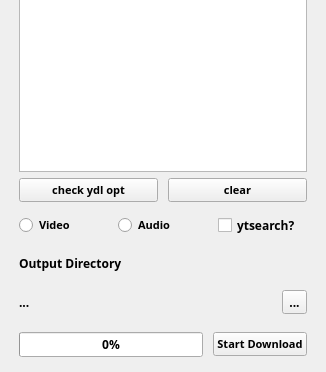
This is ui/main_v2.ui in 3636382e35/ytdlp-gui as Qt 5 draws it before an edit; both pictures show x 0 to 326 and y 233 to 605 of the 326 by 605 pixel window. The edited form follows.
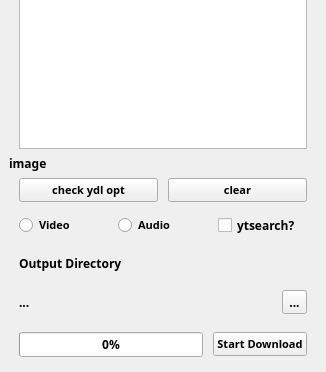
This is the edited form.

Diff of the .ui file:
```diff
--- a/ui/main_v2.ui
+++ b/ui/main_v2.ui
@@ -95,6 +95,13 @@
       </item>
      </layout>
     </item>
+    <item>
+     <widget class="QLabel" name="thumbnail_label">
+      <property name="text">
+       <string>image</string>
+      </property>
+     </widget>
+    </item>
     <item>
      <layout class="QHBoxLayout" name="horizontalLayout_3">
       <property name="spacing">
```
